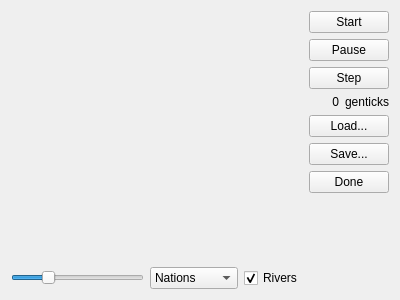
Before: the Qt Designer form history.ui in tps12/Tec-Nine, drawn with Qt 5.
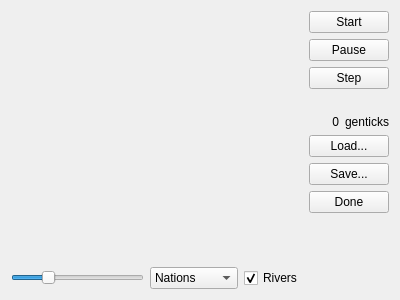
After: the same form once the commit is applied.

Patch:
```diff
--- a/history.ui
+++ b/history.ui
@@ -132,6 +132,16 @@
        </property>
       </widget>
      </item>
+     <item>
+      <widget class="QLabel" name="phase">
+       <property name="text">
+        <string></string>
+       </property>
+       <property name="alignment">
+        <set>Qt::AlignRight|Qt::AlignTrailing|Qt::AlignVCenter</set>
+       </property>
+      </widget>
+     </item>
      <item>
       <layout class="QHBoxLayout" name="horizontalLayout_2">
        <item>
```
